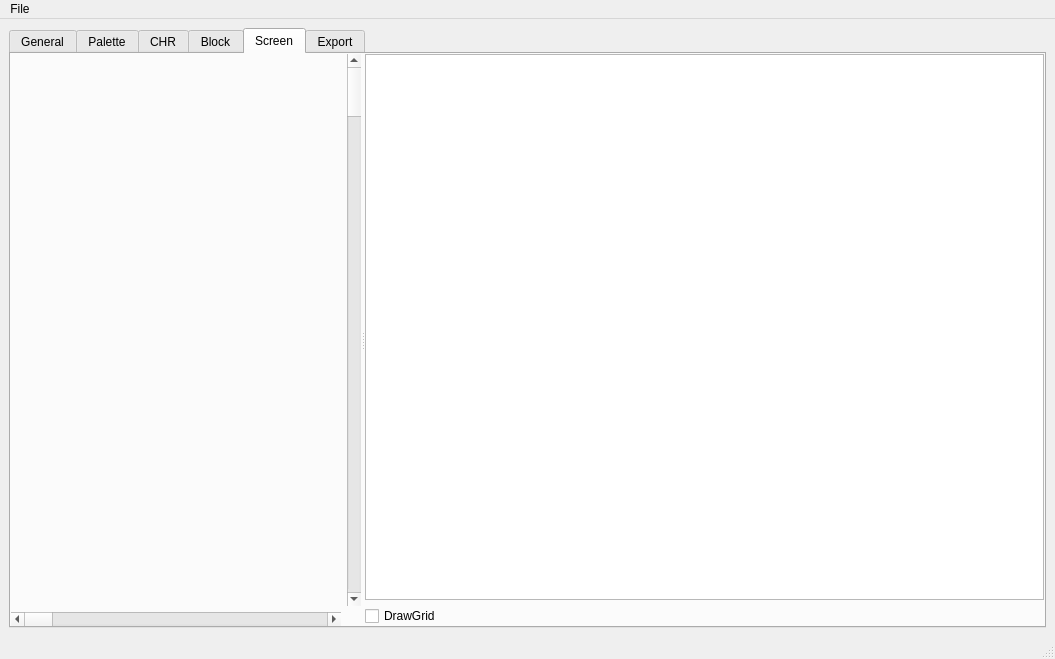
This is FamiScroller/mainwindow.ui in evgenykzz2/FamiTool as Qt 5 draws it before an edit. The edited form follows.
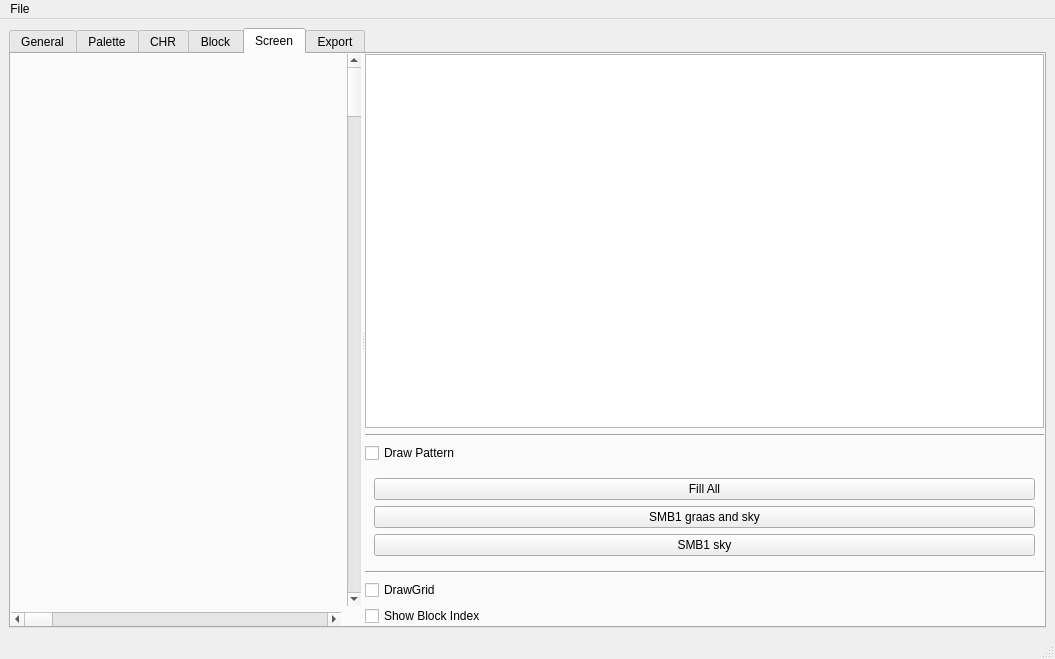
This is the edited form.

The edit to the form file:
```diff
--- a/FamiScroller/mainwindow.ui
+++ b/FamiScroller/mainwindow.ui
@@ -858,6 +858,60 @@
             <item>
              <widget class="QListWidget" name="listWidget_screen"/>
             </item>
+            <item>
+             <widget class="Line" name="line_3">
+              <property name="orientation">
+               <enum>Qt::Horizontal</enum>
+              </property>
+             </widget>
+            </item>
+            <item>
+             <widget class="QCheckBox" name="checkBox_screen_patter">
+              <property name="text">
+               <string>Draw Pattern</string>
+              </property>
+             </widget>
+            </item>
+            <item>
+             <widget class="QWidget" name="widget_screen_pattern" native="true">
+              <property name="minimumSize">
+               <size>
+                <width>0</width>
+                <height>0</height>
+               </size>
+              </property>
+              <layout class="QVBoxLayout" name="verticalLayout_11">
+               <item>
+                <widget class="QPushButton" name="btn_screen_fill">
+                 <property name="text">
+                  <string>Fill All</string>
+                 </property>
+                </widget>
+               </item>
+               <item>
+                <widget class="QPushButton" name="btn_screen_smb_bg">
+                 <property name="text">
+                  <string>SMB1 graas and sky</string>
+                 </property>
+                </widget>
+               </item>
+               <item>
+                <widget class="QPushButton" name="btn_screen_smb_sky">
+                 <property name="text">
+                  <string>SMB1 sky</string>
+                 </property>
+                </widget>
+               </item>
+              </layout>
+             </widget>
+            </item>
+            <item>
+             <widget class="Line" name="line_2">
+              <property name="orientation">
+               <enum>Qt::Horizontal</enum>
+              </property>
+             </widget>
+            </item>
             <item>
              <widget class="QCheckBox" name="checkBox_screen_draw_grid">
               <property name="text">
@@ -865,6 +919,13 @@
               </property>
              </widget>
             </item>
+            <item>
+             <widget class="QCheckBox" name="checkBox_screen_show_block_index">
+              <property name="text">
+               <string>Show Block Index</string>
+              </property>
+             </widget>
+            </item>
            </layout>
           </widget>
          </widget>
```
